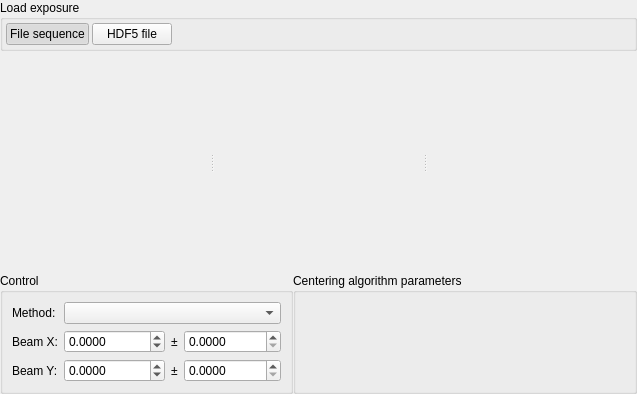
First picture: the form in cct/qtgui2/setup/centering/centering.ui, repository awacha/cct, before the edit.
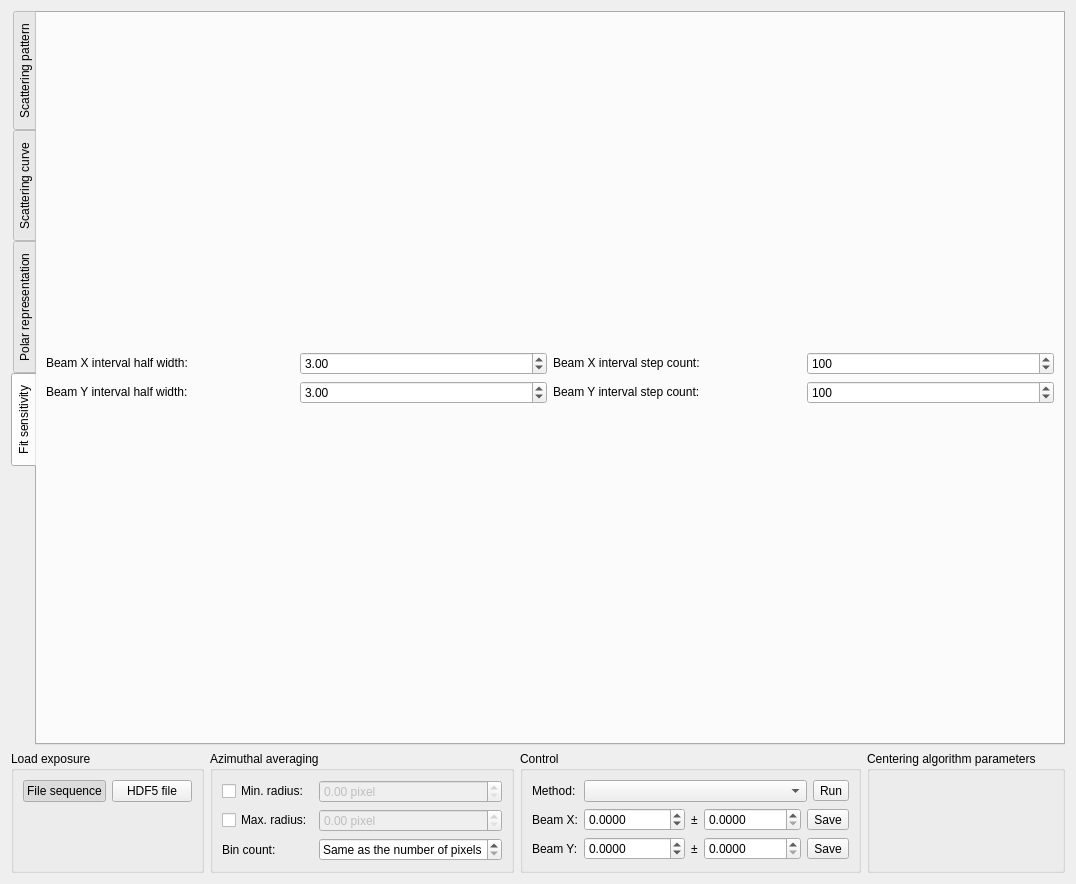
Second picture: the form after the edit. The open tabs and pages were chosen to show the change. Icons and pictures are not drawn.

Commit message: Much work on centering

What changed in the file:
```diff
--- a/cct/qtgui2/setup/centering/centering.ui
+++ b/cct/qtgui2/setup/centering/centering.ui
@@ -6,8 +6,8 @@
    <rect>
     <x>0</x>
     <y>0</y>
-    <width>637</width>
-    <height>394</height>
+    <width>892</width>
+    <height>884</height>
    </rect>
   </property>
   <property name="windowTitle">
@@ -18,25 +18,155 @@
     <normaloff>:/icons/centering.svg</normaloff>:/icons/centering.svg</iconset>
   </property>
   <layout class="QVBoxLayout" name="verticalLayout">
-   <property name="spacing">
-    <number>0</number>
-   </property>
-   <property name="leftMargin">
-    <number>0</number>
-   </property>
-   <property name="topMargin">
+   <item>
+    <widget class="QTabWidget" name="tabWidget">
+     <property name="sizePolicy">
+      <sizepolicy hsizetype="Expanding" vsizetype="Expanding">
+       <horstretch>1</horstretch>
+       <verstretch>1</verstretch>
+      </sizepolicy>
+     </property>
+     <property name="tabPosition">
+      <enum>QTabWidget::West</enum>
+     </property>
+     <property name="currentIndex">
     <number>0</number>
    </property>
-   <property name="rightMargin">
-    <number>0</number>
-   </property>
-   <property name="bottomMargin">
-    <number>0</number>
-   </property>
+     <widget class="QWidget" name="patternTab">
+      <attribute name="title">
+       <string>Scattering pattern</string>
+      </attribute>
+     </widget>
+     <widget class="QWidget" name="curveTab">
+      <attribute name="title">
+       <string>Scattering curve</string>
+      </attribute>
+     </widget>
+     <widget class="QWidget" name="polarTab">
+      <attribute name="title">
+       <string>Polar representation</string>
+      </attribute>
+     </widget>
+     <widget class="QWidget" name="fitsensitivityTab">
+      <attribute name="title">
+       <string>Fit sensitivity</string>
+      </attribute>
+      <layout class="QVBoxLayout" name="verticalLayout_3">
+       <item>
+        <layout class="QVBoxLayout" name="sensitivityFigureVerticalLayout"/>
+       </item>
+       <item>
+        <layout class="QGridLayout" name="gridLayout_4">
+         <item row="1" column="0">
+          <widget class="QLabel" name="label_7">
+           <property name="sizePolicy">
+            <sizepolicy hsizetype="Preferred" vsizetype="Fixed">
+             <horstretch>0</horstretch>
+             <verstretch>0</verstretch>
+            </sizepolicy>
+           </property>
+           <property name="text">
+            <string>Beam Y interval half width:</string>
+           </property>
+          </widget>
+         </item>
+         <item row="0" column="1">
+          <widget class="QDoubleSpinBox" name="sensitivityColumnHalfWidthDoubleSpinBox">
+           <property name="minimum">
+            <double>0.010000000000000</double>
+           </property>
+           <property name="value">
+            <double>3.000000000000000</double>
+           </property>
+          </widget>
+         </item>
+         <item row="1" column="1">
+          <widget class="QDoubleSpinBox" name="sensitivityRowHalfWidthDoubleSpinBox">
+           <property name="minimum">
+            <double>0.010000000000000</double>
+           </property>
+           <property name="value">
+            <double>3.000000000000000</double>
+           </property>
+          </widget>
+         </item>
+         <item row="0" column="0">
+          <widget class="QLabel" name="label_6">
+           <property name="sizePolicy">
+            <sizepolicy hsizetype="Preferred" vsizetype="Fixed">
+             <horstretch>0</horstretch>
+             <verstretch>0</verstretch>
+            </sizepolicy>
+           </property>
+           <property name="text">
+            <string>Beam X interval half width:</string>
+           </property>
+          </widget>
+         </item>
+         <item row="1" column="2">
+          <widget class="QLabel" name="label_10">
+           <property name="sizePolicy">
+            <sizepolicy hsizetype="Preferred" vsizetype="Fixed">
+             <horstretch>0</horstretch>
+             <verstretch>0</verstretch>
+            </sizepolicy>
+           </property>
+           <property name="text">
+            <string>Beam Y interval step count:</string>
+           </property>
+          </widget>
+         </item>
+         <item row="0" column="2">
+          <widget class="QLabel" name="label_9">
+           <property name="sizePolicy">
+            <sizepolicy hsizetype="Preferred" vsizetype="Fixed">
+             <horstretch>0</horstretch>
+             <verstretch>0</verstretch>
+            </sizepolicy>
+           </property>
+           <property name="text">
+            <string>Beam X interval step count:</string>
+           </property>
+          </widget>
+         </item>
+         <item row="0" column="3">
+          <widget class="QSpinBox" name="sensitivityColumnCountSpinBox">
+           <property name="minimum">
+            <number>2</number>
+           </property>
+           <property name="maximum">
+            <number>9999</number>
+           </property>
+           <property name="value">
+            <number>100</number>
+           </property>
+          </widget>
+         </item>
+         <item row="1" column="3">
+          <widget class="QSpinBox" name="sensitivityRowCountSpinBox">
+           <property name="minimum">
+            <number>2</number>
+           </property>
+           <property name="maximum">
+            <number>9999</number>
+           </property>
+           <property name="value">
+            <number>100</number>
+           </property>
+          </widget>
+         </item>
+        </layout>
+       </item>
+      </layout>
+     </widget>
+    </widget>
+   </item>
+   <item>
+    <layout class="QHBoxLayout" name="horizontalLayout">
    <item>
     <widget class="QGroupBox" name="groupBox">
      <property name="sizePolicy">
-      <sizepolicy hsizetype="Preferred" vsizetype="Maximum">
+        <sizepolicy hsizetype="Preferred" vsizetype="Preferred">
        <horstretch>0</horstretch>
        <verstretch>0</verstretch>
       </sizepolicy>
@@ -44,26 +174,11 @@
      <property name="title">
       <string>Load exposure</string>
      </property>
-     <layout class="QHBoxLayout" name="horizontalLayout_2">
-      <property name="spacing">
-       <number>3</number>
-      </property>
-      <property name="leftMargin">
-       <number>3</number>
-      </property>
-      <property name="topMargin">
-       <number>3</number>
-      </property>
-      <property name="rightMargin">
-       <number>3</number>
-      </property>
-      <property name="bottomMargin">
-       <number>3</number>
-      </property>
-      <item>
+       <layout class="QGridLayout" name="gridLayout_3">
+        <item row="0" column="0">
        <widget class="QPushButton" name="fileSequencePagePushButton">
         <property name="sizePolicy">
-         <sizepolicy hsizetype="Minimum" vsizetype="Preferred">
+           <sizepolicy hsizetype="Minimum" vsizetype="Maximum">
           <horstretch>0</horstretch>
           <verstretch>0</verstretch>
          </sizepolicy>
@@ -82,10 +197,10 @@
         </property>
        </widget>
       </item>
-      <item>
+        <item row="0" column="1">
        <widget class="QPushButton" name="hdf5PagePushButton">
         <property name="sizePolicy">
-         <sizepolicy hsizetype="Minimum" vsizetype="Preferred">
+           <sizepolicy hsizetype="Minimum" vsizetype="Maximum">
           <horstretch>0</horstretch>
           <verstretch>0</verstretch>
          </sizepolicy>
@@ -101,10 +216,10 @@
         </property>
        </widget>
       </item>
-      <item>
+        <item row="1" column="0" colspan="2">
        <widget class="QStackedWidget" name="fileSelectorStackedWidget">
         <property name="sizePolicy">
-         <sizepolicy hsizetype="MinimumExpanding" vsizetype="Maximum">
+           <sizepolicy hsizetype="MinimumExpanding" vsizetype="MinimumExpanding">
           <horstretch>0</horstretch>
           <verstretch>0</verstretch>
          </sizepolicy>
@@ -113,46 +228,81 @@
         <widget class="QWidget" name="hdf5SelectorPage"/>
        </widget>
       </item>
+       </layout>
+      </widget>
+     </item>
       <item>
-       <spacer name="horizontalSpacer">
-        <property name="orientation">
-         <enum>Qt::Horizontal</enum>
-        </property>
-        <property name="sizeHint" stdset="0">
-         <size>
-          <width>0</width>
-          <height>0</height>
-         </size>
-        </property>
-       </spacer>
-      </item>
-     </layout>
-    </widget>
-   </item>
-   <item>
-    <widget class="QSplitter" name="splitter">
-     <property name="sizePolicy">
-      <sizepolicy hsizetype="Expanding" vsizetype="MinimumExpanding">
-       <horstretch>0</horstretch>
-       <verstretch>1</verstretch>
-      </sizepolicy>
-     </property>
-     <property name="orientation">
-      <enum>Qt::Horizontal</enum>
-     </property>
-     <widget class="QWidget" name="verticalLayoutWidget">
-      <layout class="QVBoxLayout" name="patternVerticalLayout"/>
-     </widget>
-     <widget class="QWidget" name="verticalLayoutWidget_2">
-      <layout class="QVBoxLayout" name="curveVerticalLayout"/>
-     </widget>
-     <widget class="QWidget" name="verticalLayoutWidget_3">
-      <layout class="QVBoxLayout" name="polarVerticalLayout"/>
-     </widget>
-    </widget>
-   </item>
-   <item>
-    <layout class="QHBoxLayout" name="horizontalLayout">
+      <widget class="QGroupBox" name="groupBox_4">
+       <property name="title">
+        <string>Azimuthal averaging</string>
+       </property>
+       <layout class="QGridLayout" name="gridLayout_2">
+        <item row="0" column="2">
+         <widget class="QDoubleSpinBox" name="radavgMinRadiusDoubleSpinBox">
+          <property name="enabled">
+           <bool>false</bool>
+          </property>
+          <property name="keyboardTracking">
+           <bool>false</bool>
+          </property>
+          <property name="suffix">
+           <string> pixel</string>
+          </property>
+          <property name="maximum">
+           <double>99999999.000000000000000</double>
+          </property>
+         </widget>
+        </item>
+        <item row="2" column="2">
+         <widget class="QSpinBox" name="radavgBinCountSpinBox">
+          <property name="specialValueText">
+           <string>Same as the number of pixels</string>
+          </property>
+          <property name="maximum">
+           <number>999999999</number>
+          </property>
+         </widget>
+        </item>
+        <item row="1" column="1">
+         <widget class="QCheckBox" name="radavgMaxRadiusCheckBox">
+          <property name="text">
+           <string>Max. radius:</string>
+          </property>
+         </widget>
+        </item>
+        <item row="2" column="1">
+         <widget class="QLabel" name="label_8">
+          <property name="text">
+           <string>Bin count:</string>
+          </property>
+         </widget>
+        </item>
+        <item row="1" column="2">
+         <widget class="QDoubleSpinBox" name="radavgMaxRadiusDoubleSpinBox">
+          <property name="enabled">
+           <bool>false</bool>
+          </property>
+          <property name="keyboardTracking">
+           <bool>false</bool>
+          </property>
+          <property name="suffix">
+           <string> pixel</string>
+          </property>
+          <property name="maximum">
+           <double>99999999.000000000000000</double>
+          </property>
+         </widget>
+        </item>
+        <item row="0" column="1">
+         <widget class="QCheckBox" name="radavgMinRadiusCheckBox">
+          <property name="text">
+           <string>Min. radius:</string>
+          </property>
+         </widget>
+        </item>
+       </layout>
+      </widget>
+     </item>
      <item>
       <widget class="QGroupBox" name="groupBox_3">
        <property name="title">
@@ -160,66 +310,20 @@
        </property>
        <layout class="QGridLayout" name="gridLayout">
         <item row="1" column="1">
-         <layout class="QHBoxLayout" name="horizontalLayout_3">
-          <item>
-           <widget class="QDoubleSpinBox" name="beamColumnValueDoubleSpinBox">
-            <property name="decimals">
-             <number>4</number>
-            </property>
-            <property name="minimum">
-             <double>-9999999999.000000000000000</double>
-            </property>
-            <property name="maximum">
-             <double>9999999999.000000000000000</double>
-            </property>
-            <property name="singleStep">
-             <double>0.100000000000000</double>
-            </property>
-           </widget>
-          </item>
-          <item>
-           <widget class="QLabel" name="label_5">
-            <property name="text">
-             <string>±</string>
-            </property>
-           </widget>
-          </item>
-          <item>
-           <widget class="QDoubleSpinBox" name="beamColumnUncertaintyDoubleSpinBox">
-            <property name="decimals">
-             <number>4</number>
-            </property>
-            <property name="minimum">
-             <double>0.000000000000000</double>
-            </property>
-            <property name="maximum">
-             <double>9999999999.000000000000000</double>
-            </property>
-            <property name="singleStep">
-             <double>0.100000000000000</double>
-            </property>
-           </widget>
-          </item>
-         </layout>
-        </item>
-        <item row="1" column="0">
          <widget class="QLabel" name="label_2">
           <property name="text">
            <string>Beam X:</string>
           </property>
          </widget>
         </item>
-        <item row="0" column="0">
+        <item row="0" column="1">
          <widget class="QLabel" name="label">
           <property name="text">
            <string>Method:</string>
           </property>
          </widget>
         </item>
-        <item row="0" column="1">
-         <widget class="QComboBox" name="methodSelectorComboBox"/>
-        </item>
-        <item row="2" column="1">
+        <item row="2" column="2">
          <layout class="QHBoxLayout" name="horizontalLayout_4">
           <item>
            <widget class="QDoubleSpinBox" name="beamRowValueDoubleSpinBox">
@@ -260,15 +364,100 @@
             </property>
            </widget>
           </item>
+          <item>
+           <widget class="QToolButton" name="beamRowSaveToolButton">
+            <property name="text">
+             <string>Save</string>
+            </property>
+            <property name="icon">
+             <iconset theme="document-save">
+              <normaloff>.</normaloff>.</iconset>
+            </property>
+           </widget>
+          </item>
          </layout>
         </item>
-        <item row="2" column="0">
+        <item row="1" column="2">
+         <layout class="QHBoxLayout" name="horizontalLayout_3">
+          <item>
+           <widget class="QDoubleSpinBox" name="beamColumnValueDoubleSpinBox">
+            <property name="keyboardTracking">
+             <bool>false</bool>
+            </property>
+            <property name="decimals">
+             <number>4</number>
+            </property>
+            <property name="minimum">
+             <double>-9999999999.000000000000000</double>
+            </property>
+            <property name="maximum">
+             <double>9999999999.000000000000000</double>
+            </property>
+            <property name="singleStep">
+             <double>0.100000000000000</double>
+            </property>
+           </widget>
+          </item>
+          <item>
+           <widget class="QLabel" name="label_5">
+            <property name="text">
+             <string>±</string>
+            </property>
+           </widget>
+          </item>
+          <item>
+           <widget class="QDoubleSpinBox" name="beamColumnUncertaintyDoubleSpinBox">
+            <property name="keyboardTracking">
+             <bool>false</bool>
+            </property>
+            <property name="decimals">
+             <number>4</number>
+            </property>
+            <property name="minimum">
+             <double>0.000000000000000</double>
+            </property>
+            <property name="maximum">
+             <double>9999999999.000000000000000</double>
+            </property>
+            <property name="singleStep">
+             <double>0.100000000000000</double>
+            </property>
+           </widget>
+          </item>
+          <item>
+           <widget class="QToolButton" name="beamColumnSaveToolButton">
+            <property name="text">
+             <string>Save</string>
+            </property>
+            <property name="icon">
+             <iconset theme="document-save">
+              <normaloff>.</normaloff>.</iconset>
+            </property>
+           </widget>
+          </item>
+         </layout>
+        </item>
+        <item row="2" column="1">
          <widget class="QLabel" name="label_3">
           <property name="text">
            <string>Beam Y:</string>
           </property>
          </widget>
         </item>
+        <item row="0" column="2">
+         <layout class="QHBoxLayout" name="horizontalLayout_5">
+          <item>
+           <widget class="QComboBox" name="methodSelectorComboBox"/>
+          </item>
+          <item>
+           <widget class="QToolButton" name="runToolButton">
+            <property name="text">
+             <string>Run</string>
+            </property>
+           </widget>
+          </item>
+         </layout>
+        </item>
        </layout>
       </widget>
      </item>
@@ -299,6 +488,19 @@
        </layout>
       </widget>
      </item>
+     <item>
+      <spacer name="horizontalSpacer_2">
+       <property name="orientation">
+        <enum>Qt::Horizontal</enum>
+       </property>
+       <property name="sizeHint" stdset="0">
+        <size>
+         <width>0</width>
+         <height>0</height>
+        </size>
+       </property>
+      </spacer>
+     </item>
     </layout>
    </item>
   </layout>
```
Left out of the diff: 60 changed lines with no effect on the pictures. Lines whose indentation alone changed are shown as unchanged. The commit also changes 9 other files.
